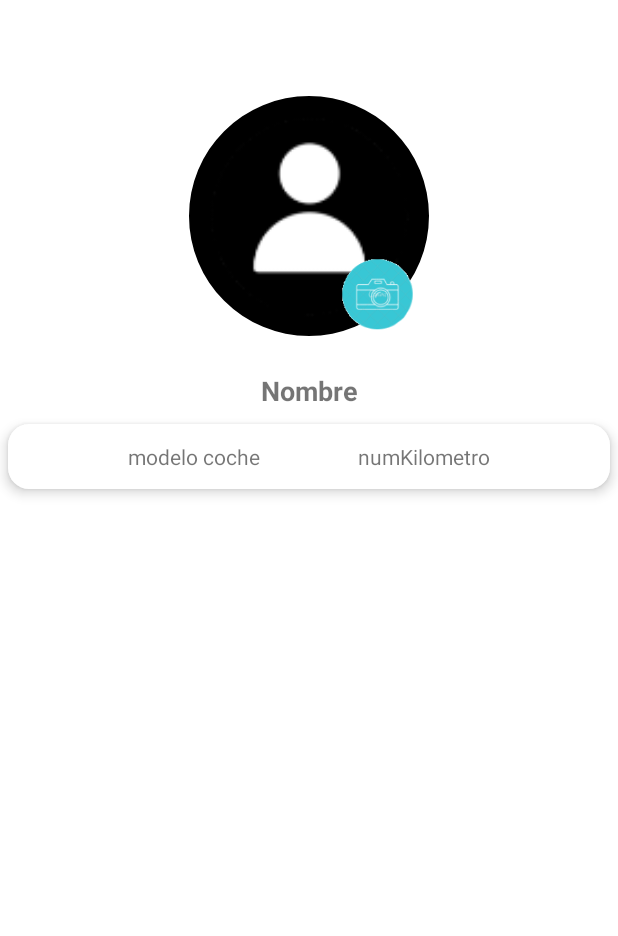
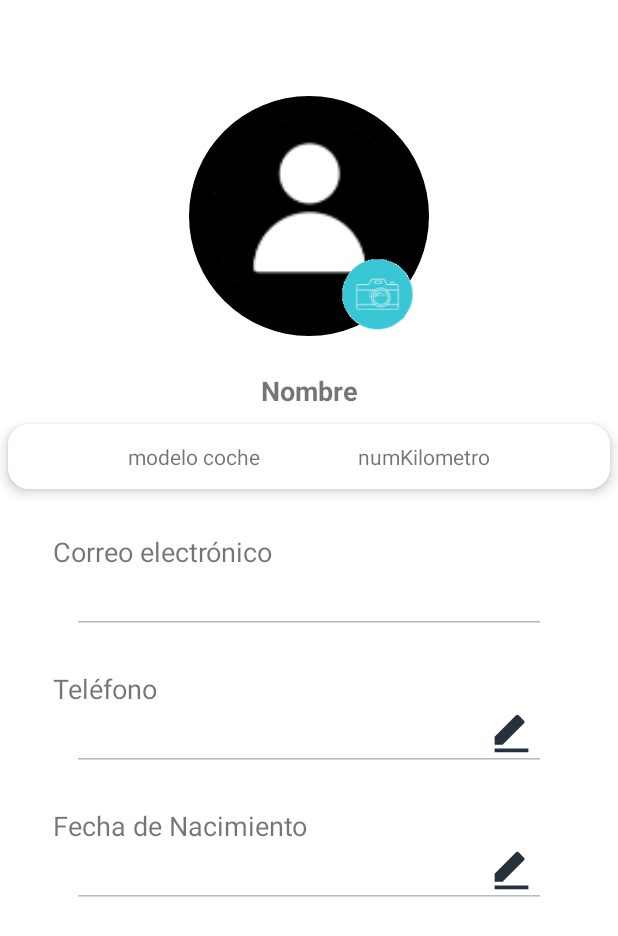
Before and after one commit to schinay29/AndroidAppFinal, an Android app: the activity_profile screen opened directly, with no data from a screen before it, on a phone screen of 412 x 824 dp. Shown: the top 936 px of the screen. Run offline under Robolectric (Android 15) with nearby library versions, the phone set to English and light mode, and no system bars; our stand-ins replace CircleImageView, Firebase (no records; nobody signed in at launch, a user with empty details on screens opened directly).

Commit message:
adding more information at profile

```diff
--- a/app/src/main/java/xyz/hannah/hannahapp/activity_profile.java
+++ b/app/src/main/java/xyz/hannah/hannahapp/activity_profile.java
@@ -8,6 +8,7 @@ import android.net.Uri;
 import android.os.Bundle;
 import android.provider.MediaStore;
 import android.view.View;
+import android.widget.EditText;
 import android.widget.ImageView;
 import android.widget.TextView;
 
@@ -24,6 +25,7 @@ public class activity_profile extends AppCompatActivity {
     private ImageView imagen;
     private DatabaseReference databaseReference;
     private TextView mNombre, mKilometros, mModelo;
+    private EditText mEmail, mTelefono, mFecha;
 
     @Override
     protected void onCreate(Bundle savedInstanceState) {
@@ -34,6 +36,9 @@ public class activity_profile extends AppCompatActivity {
         mNombre = findViewById(R.id.userName);
         mModelo = findViewById(R.id.cocheModelo);
         mKilometros = findViewById(R.id.cocheKilometro);
+        mEmail = findViewById(R.id.cpEmail);
+        mTelefono = findViewById(R.id.cpTelefono);
+        mFecha = findViewById(R.id.cpFechaNacimiento);
         cambiarDatos();
 
 
@@ -50,6 +55,7 @@ public class activity_profile extends AppCompatActivity {
                     mNombre.setText(snapshot.child(user.getUid()).child("nombre").getValue().toString().toUpperCase());
                     mModelo.setText(snapshot.child(user.getUid()).child("Coche").child("modelo").getValue().toString());
                     mKilometros.setText(snapshot.child(user.getUid()).child("Coche").child("kilometros").getValue().toString() + "km");
+                    mEmail.setText(user.getEmail());
                 }
             }
 
@@ -75,4 +81,15 @@ public class activity_profile extends AppCompatActivity {
             imagen.setImageURI(path);
         }
     }
+
+    public void editarCampo(View view) {
+        int vista = view.getId();
+
+        if(vista == R.id.editFecha){
+            mFecha.setEnabled(true);
+        }else if(vista == R.id.editTelefono){
+            mTelefono.setEnabled(true);
+        }
+
+    }
 }
--- a/app/src/main/res/layout/activity_main.xml
+++ b/app/src/main/res/layout/activity_main.xml
@@ -27,7 +27,7 @@
             android:layout_alignParentTop="true"
             android:layout_alignParentEnd="true"
             android:layout_marginTop="32dp"
-            android:text="Registro"
+            android:text="Iniciar Sesión"
             android:textAlignment="center"
             android:textSize="18sp" />
 
--- a/app/src/main/res/layout/activity_profile.xml
+++ b/app/src/main/res/layout/activity_profile.xml
@@ -79,4 +79,93 @@
             android:text="numKilometro" />
 
     </RelativeLayout>
+
+    <TextView
+        android:id="@+id/txtEmail"
+        android:layout_width="wrap_content"
+        android:layout_height="wrap_content"
+        android:layout_marginStart="35dp"
+        android:layout_marginTop="29dp"
+        android:text="Correo electrónico"
+        android:textSize="18sp"
+        app:layout_constraintStart_toStartOf="parent"
+        app:layout_constraintTop_toBottomOf="@+id/relativeLayout3" />
+
+    <EditText
+        android:id="@+id/cpEmail"
+        android:layout_width="match_parent"
+        android:layout_height="wrap_content"
+        android:layout_marginHorizontal="48dp"
+        android:textSize="16sp"
+        app:layout_constraintStart_toStartOf="parent"
+        android:enabled="false"
+        app:layout_constraintTop_toBottomOf="@+id/txtEmail" />
+
+    <TextView
+        android:id="@+id/txtTelefono"
+        android:layout_width="wrap_content"
+        android:layout_height="wrap_content"
+        android:layout_marginStart="35dp"
+        android:layout_marginTop="24dp"
+        android:text="Teléfono"
+        android:textSize="18sp"
+        app:layout_constraintStart_toStartOf="parent"
+        app:layout_constraintTop_toBottomOf="@+id/cpEmail" />
+
+    <EditText
+        android:id="@+id/cpTelefono"
+        android:layout_width="match_parent"
+        android:layout_height="wrap_content"
+        android:layout_marginHorizontal="48dp"
+        android:textSize="16sp"
+        android:enabled="false"
+        app:layout_constraintStart_toStartOf="parent"
+        app:layout_constraintTop_toBottomOf="@+id/txtTelefono" />
+
+    <ImageView
+        android:id="@+id/editTelefono"
+        android:layout_width="wrap_content"
+        android:layout_height="wrap_content"
+        android:layout_marginRight="8dp"
+        android:layout_marginBottom="10dp"
+        android:onClick="editarCampo"
+        android:elevation="6dp"
+        app:layout_constraintBottom_toBottomOf="@+id/cpTelefono"
+        app:layout_constraintEnd_toEndOf="@+id/cpTelefono"
+        app:srcCompat="@drawable/ic_edit" />
+
+    <TextView
+        android:id="@+id/txtFechaNacimento"
+        android:layout_width="wrap_content"
+        android:layout_height="wrap_content"
+        android:layout_marginStart="35dp"
+        android:layout_marginTop="24dp"
+        android:text="Fecha de Nacimiento"
+        android:textSize="18sp"
+        app:layout_constraintStart_toStartOf="parent"
+        app:layout_constraintTop_toBottomOf="@+id/cpTelefono" />
+
+    <EditText
+        android:id="@+id/cpFechaNacimiento"
+        android:layout_width="match_parent"
+        android:layout_height="wrap_content"
+        android:layout_marginHorizontal="48dp"
+        android:textSize="16sp"
+        android:enabled="false"
+        app:layout_constraintStart_toStartOf="parent"
+        app:layout_constraintTop_toBottomOf="@+id/txtFechaNacimento" />
+
+    <ImageView
+        android:id="@+id/editFecha"
+        android:layout_width="wrap_content"
+        android:layout_height="wrap_content"
+        android:layout_marginRight="8dp"
+        android:layout_marginBottom="10dp"
+        android:onClick="editarCampo"
+        android:elevation="6dp"
+        app:layout_constraintBottom_toBottomOf="@+id/cpFechaNacimiento"
+        app:layout_constraintEnd_toEndOf="@+id/cpFechaNacimiento"
+        app:srcCompat="@drawable/ic_edit" />
+
+
 </androidx.constraintlayout.widget.ConstraintLayout>
```
